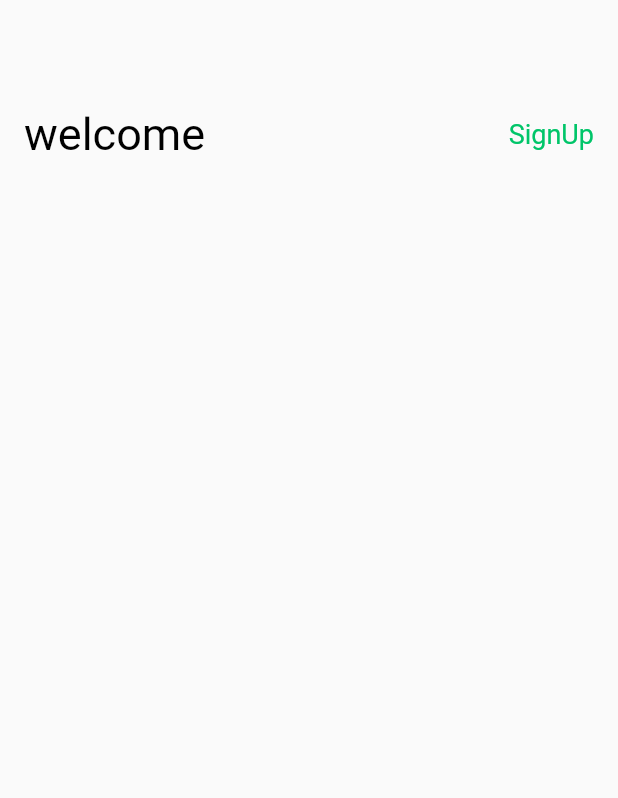
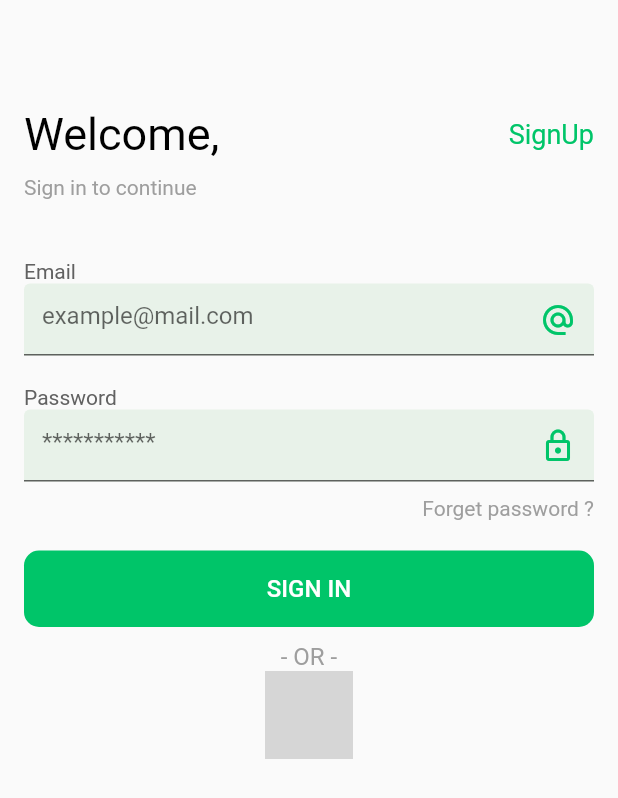
Before and after one commit to abdelrahmanelmarakby/E-commerce, a Flutter app: the screen it shows after launch, on a phone screen of 412 x 824 dp. Shown: the top 798 px of the screen. Run offline on Flutter 3.47's test engine with Material 2 defaults, Android fonts, the phone set to English and light mode, and no system bars; network calls fail; grey boxes are pictures that could not be loaded.

Commit message:
login Screen

```diff
--- a/lib/main.dart
+++ b/lib/main.dart
@@ -1,4 +1,5 @@
 import 'package:flutter/material.dart';
+import 'package:kotykids/consts.dart';
 import 'package:kotykids/view/auth/loginScreen.dart';
 
 void main() => runApp(MyApp());
@@ -8,7 +9,8 @@ class MyApp extends StatelessWidget {
   Widget build(BuildContext context) {
     return MaterialApp(
       title: 'Material App',
-      home: loginScreen()
+      home: loginScreen(),
+      theme: ThemeData(primaryColor: primaryColor),
     );
   }
 }
--- a/lib/view/auth/loginScreen.dart
+++ b/lib/view/auth/loginScreen.dart
@@ -1,5 +1,7 @@
 import 'package:flutter/material.dart';
 import 'package:kotykids/consts.dart';
+import 'package:kotykids/view/widgets/Button.dart';
+import 'package:kotykids/view/widgets/TextForm.dart';
 import 'package:kotykids/view/widgets/Txt.dart';
 
 // ignore: camel_case_types
@@ -21,7 +23,7 @@ class loginScreen extends StatelessWidget {
               mainAxisAlignment: MainAxisAlignment.spaceBetween,
               children: [
                 Txt(
-                  title: "welcome",
+                  title: "Welcome,",
                   color: Colors.black,
                   size: 30,
                 ),
@@ -31,6 +33,70 @@ class loginScreen extends StatelessWidget {
                   size: 18,
                 )
               ],
+            ),
+            SizedBox(
+              height: 10,
+            ),
+            Txt(
+              title: "Sign in to continue",
+              size: 14,
+              color: Colors.grey,
+              align: Alignment.topLeft,
+            ),
+            SizedBox(
+              height: 40,
+            ),
+            TxtForm(
+              title: "Email",
+              hint: "example@mail.com",
+              icon: Icon(
+                Icons.alternate_email,
+                color: primaryColor,
+              ),
+              onSaved: (value) {},
+              validator: (value) {},
+            ),
+            SizedBox(
+              height: 20,
+            ),
+            TxtForm(
+              title: "Password",
+              hint: "***********",
+              icon: Icon(
+                Icons.lock_outlined,
+                color: primaryColor,
+              ),
+              onSaved: (value) {},
+              validator: (value) {},
+            ),
+            SizedBox(
+              height: 10,
+            ),
+            Txt(
+              title: "Forget password ?",
+              size: 14,
+              align: Alignment.topRight,
+              color: Colors.grey,
+            ),
+            SizedBox(
+              height: 20,
+            ),
+            Button(
+              onPressed: () {},
+              title: "SIGN IN",
+            ),
+            SizedBox(height: 10),
+            Txt(
+              title: "- OR -",
+              align: Alignment.center,
+              color: Colors.grey,
+            ),
+            FlatButton(
+              onPressed: () {},
+              child: Image.network(
+                  "https://www.google.com/images/hpp/gsa_super_g-64.gif",
+                  height: MediaQuery.of(context).size.height / 14,
+                  fit: BoxFit.fitWidth),
             )
           ],
         ),
--- /dev/null
+++ b/lib/view/widgets/Button.dart
@@ -0,0 +1,28 @@
+import 'package:flutter/material.dart';
+import 'package:kotykids/consts.dart';
+import 'package:kotykids/view/widgets/Txt.dart';
+
+class Button extends StatelessWidget {
+  final Color color;
+  final Color titleColor;
+  final String title;
+  final Function onPressed;
+  const Button({
+    Key key, this.color=primaryColor, this.titleColor=Colors.white, this.title, this.onPressed,
+  }) : super(key: key);
+
+  @override
+  Widget build(BuildContext context) {
+    return FlatButton(
+      shape: RoundedRectangleBorder(borderRadius: BorderRadius.circular(10)),
+      padding: EdgeInsets.all(16),
+      onPressed: onPressed,
+      child: Txt(
+        title: title,
+        color: Colors.white,
+        align: Alignment.center,
+      ),
+      color:color ,
+    );
+  }
+}
--- /dev/null
+++ b/lib/view/widgets/TextForm.dart
@@ -0,0 +1,41 @@
+import 'package:flutter/material.dart';
+import 'package:kotykids/view/widgets/Txt.dart';
+
+
+class TxtForm extends StatelessWidget {
+  final String title;
+  final String hint;
+  final Widget icon;
+  final Function onSaved;
+  final Function validator;
+  const TxtForm({
+    Key key,
+    this.title="add field name",
+    this.hint,
+    this.icon,
+    this.onSaved,
+    this.validator,
+  }) : super(key: key);
+
+  @override
+  Widget build(BuildContext context) {
+    return Column(
+      children: [
+        Txt(
+          title: title,
+          color: Colors.grey.shade700,
+          size: 14,
+        ),
+        TextFormField(
+          onSaved: onSaved,
+          validator: validator,
+          decoration: InputDecoration(
+              hintText:hint,
+              suffixIcon: icon,
+              fillColor: Colors.green.withOpacity(.1),
+              filled: true),
+        )
+      ],
+    );
+  }
+}
--- a/lib/view/widgets/Txt.dart
+++ b/lib/view/widgets/Txt.dart
@@ -4,18 +4,26 @@ class Txt extends StatelessWidget {
   final String title;
   final Color color;
   final double size;
+  final Alignment align;
   const Txt({
-    this.title,
-    this.color,
-    this.size,
+    this.align = Alignment.topLeft,
+    this.title = "Add Title Here",
+    this.color = Colors.black,
+    this.size = 16,
     Key key,
   }) : super(key: key);
 
   @override
   Widget build(BuildContext context) {
-    return Text(
-     title,
-      style: TextStyle(color: color, fontSize: size),
+    return Container(
+      alignment: align,
+      child: Text(
+        title,
+        style: TextStyle(
+          color: color,
+          fontSize: size,
+        ),
+      ),
     );
   }
 }
```
Also changed, not shown: assets/glogo.png (added).
